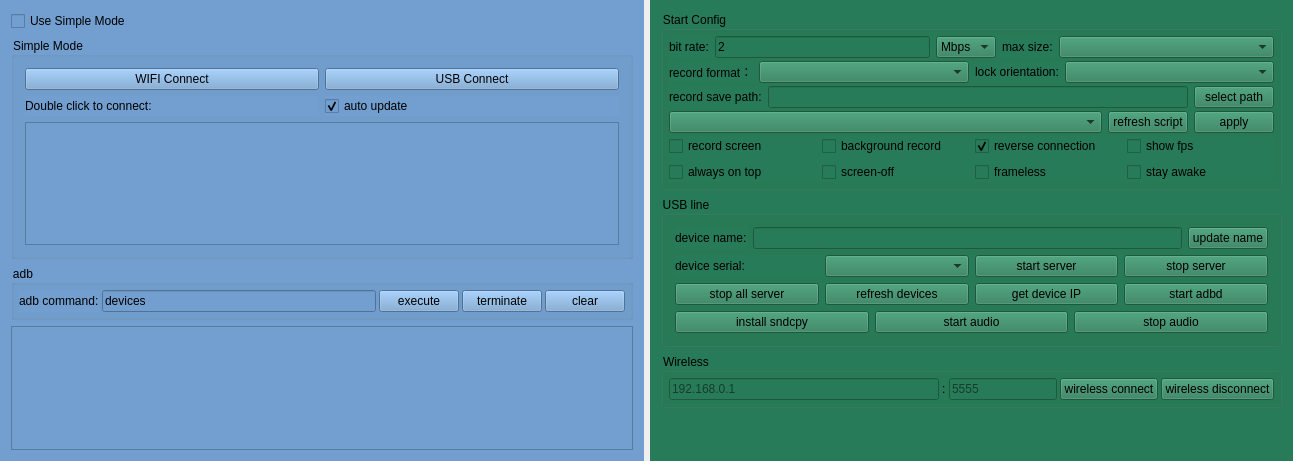
The window that QtScrcpy/ui/dialog.ui (dreamlvxx/scrcpy-pro) describes before a commit, drawn with Qt 5.
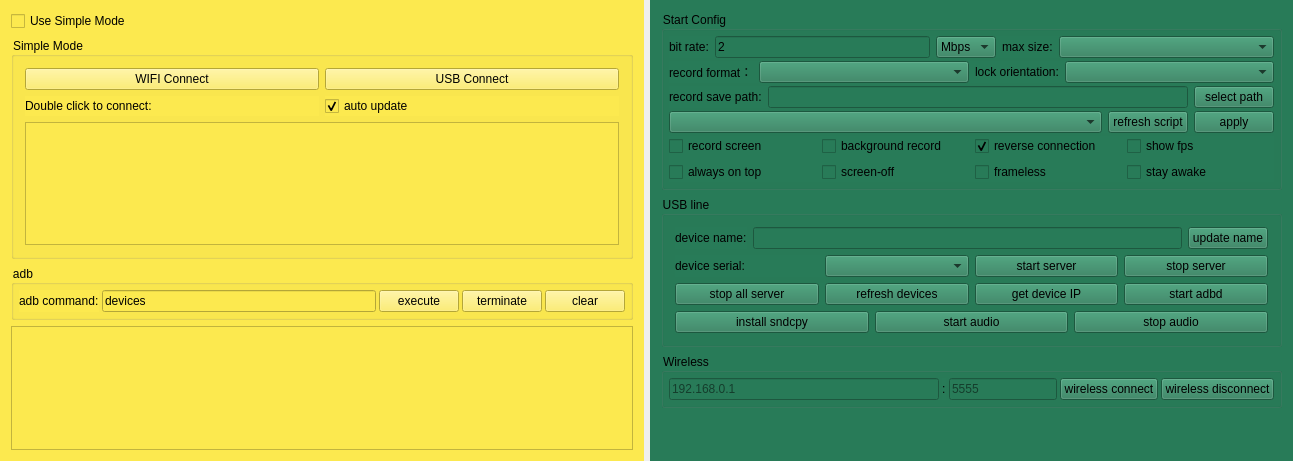
The same window after the commit.

```diff
--- a/QtScrcpy/ui/dialog.ui
+++ b/QtScrcpy/ui/dialog.ui
@@ -35,7 +35,7 @@
       </sizepolicy>
      </property>
      <property name="styleSheet">
-      <string notr="true">background-color: rgb(114, 159, 207);</string>
+      <string notr="true">background-color: rgb(252, 233, 79);</string>
      </property>
      <layout class="QVBoxLayout" name="verticalLayout_5">
       <item>
```
